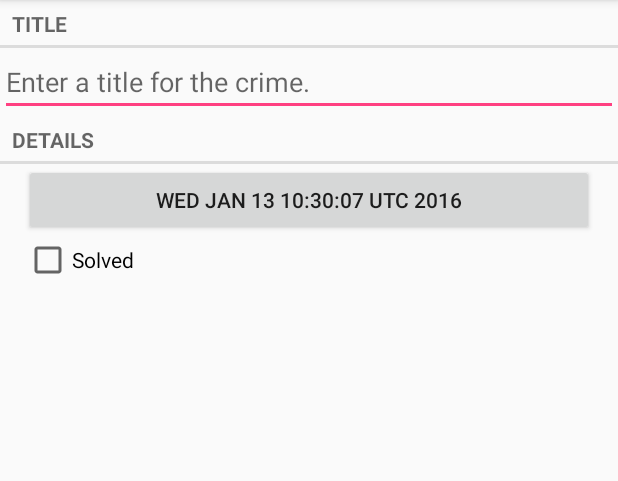
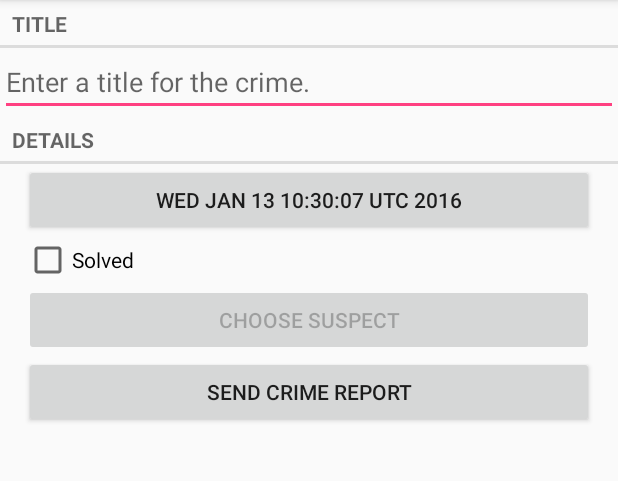
Before and after one commit to junjaytan/android-examples, an Android app: the screen it shows after launch (CrimePagerActivity), after a tap on "New Crime", on a phone screen of 412 x 824 dp, the part 84-565 px from its top. Run offline under Robolectric (Android 15) with nearby library versions, the phone set to English and light mode, and no system bars.

Commit message:
finished Ch 15 about Implicit Intents

```diff
--- a/CriminalIntent/app/src/main/java/criminalintent/android/junjaytan/com/criminalintent/Crime.java
+++ b/CriminalIntent/app/src/main/java/criminalintent/android/junjaytan/com/criminalintent/Crime.java
@@ -14,6 +14,7 @@
     private Date mDate;
 
     private boolean mSolved;
+    private String mSuspect;
 
     public Crime() {
         this(UUID.randomUUID());
@@ -52,4 +53,12 @@
     public void setSolved(boolean solved) {
         mSolved = solved;
     }
+
+    public String getSuspect() {
+        return mSuspect;
+    }
+
+    public void setSuspect(String suspect) {
+        mSuspect = suspect;
+    }
 }
--- a/CriminalIntent/app/src/main/java/criminalintent/android/junjaytan/com/criminalintent/CrimeFragment.java
+++ b/CriminalIntent/app/src/main/java/criminalintent/android/junjaytan/com/criminalintent/CrimeFragment.java
@@ -2,7 +2,11 @@
 
 import android.app.Activity;
 import android.content.Intent;
+import android.content.pm.PackageManager;
+import android.database.Cursor;
+import android.net.Uri;
 import android.os.Bundle;
+import android.provider.ContactsContract;
 import android.support.v4.app.Fragment;
 import android.support.v4.app.FragmentManager;
 import android.text.Editable;
@@ -15,6 +19,7 @@
 import android.widget.EditText;
 import android.widget.CheckBox;
 
+import android.text.format.DateFormat;
 import java.util.Date;
 import java.util.UUID;
 
@@ -25,11 +30,14 @@
     private static final String ARG_CRIME_ID = "crime_id";
     private static final String DIALOG_DATE = "DialogDate";
     private static final int REQUEST_DATE = 0;
+    private static final int REQUEST_CONTACT = 1;
 
     private Crime mCrime;
     private EditText mTitleField;
     private Button mDateButton;
     private CheckBox mSolvedCheckBox;
+    private Button mReportButton;
+    private Button mSuspectButton;
 
     public static CrimeFragment newInstance(UUID crimeId) {
         Bundle args = new Bundle();
@@ -104,6 +112,36 @@
             }
         });
 
+        mReportButton = (Button) v.findViewById(R.id.crime_report);
+        mReportButton.setOnClickListener(new View.OnClickListener() {
+            public void onClick(View v) {
+                Intent i = new Intent(Intent.ACTION_SEND);
+                i.setType("text/plain");
+                i.putExtra(Intent.EXTRA_TEXT, getCrimeReport());
+                i.putExtra(Intent.EXTRA_SUBJECT, getString(R.string.crime_report_subject));
+                i = Intent.createChooser(i, getString(R.string.send_report));
+                startActivity(i);
+            }
+        });
+
+        final Intent pickContact = new Intent(Intent.ACTION_PICK, ContactsContract.Contacts.CONTENT_URI);
+        mSuspectButton = (Button) v.findViewById(R.id.crime_suspect);
+        mSuspectButton.setOnClickListener(new View.OnClickListener() {
+            public void onClick(View v) {
+                startActivityForResult(pickContact, REQUEST_CONTACT);
+            }
+        });
+
+        if (mCrime.getSuspect() != null) {
+            mSuspectButton.setText(mCrime.getSuspect());
+        }
+
+        PackageManager packageManager = getActivity().getPackageManager();
+        if (packageManager.resolveActivity(pickContact,
+                PackageManager.MATCH_DEFAULT_ONLY) == null) {
+            mSuspectButton.setEnabled(false);
+        }
+
         return v;
     }
 
@@ -117,6 +155,33 @@
             Date date = (Date) data.getSerializableExtra(DatePickerFragment.EXTRA_DATE);
             mCrime.setDate(date);
             updateDate();
+        } else if (requestCode == REQUEST_CONTACT && data != null) {
+            Uri contactUri = data.getData();
+            // Specify which fields you want your query to return
+            // values for
+            String[] queryFields = new String[] {
+                    ContactsContract.Contacts.DISPLAY_NAME
+            };
+            // Perform your query - the contactUri is like a "where"
+            // clause here
+            Cursor c = getActivity().getContentResolver()
+                    .query(contactUri, queryFields, null, null, null);
+
+            try {
+                // Double check that you got results
+                if (c.getCount() == 0) {
+                    return;
+                }
+
+                // Pull out the first column of the first row of data
+                // i.e., your suspect's name
+                c.moveToFirst();
+                String suspect = c.getString(0);
+                mCrime.setSuspect(suspect);
+                mSuspectButton.setText(suspect);
+            } finally {
+                 c.close();
+            }
         }
     }
 
@@ -124,4 +189,28 @@
         mDateButton.setText(mCrime.getDate().toString());
     }
 
+    private String getCrimeReport() {
+        String solvedString = null;
+        if (mCrime.isSolved()) {
+            solvedString = getString(R.string.crime_report_solved);
+        } else {
+            solvedString = getString(R.string.crime_report_unsolved);
+        }
+
+        String dateFormat = "EEE, MMM dd";
+        String dateString = DateFormat.format(dateFormat, mCrime.getDate()).toString();
+
+        String suspect = mCrime.getSuspect();
+        if (suspect == null) {
+            suspect = getString(R.string.crime_report_no_suspect);
+        } else {
+            suspect = getString(R.string.crime_report_suspect, suspect);
+        }
+
+        String report = getString(R.string.crime_report, mCrime.getTitle(),
+                                dateString, solvedString, suspect);
+
+        return report;
+    }
+
 }
--- a/CriminalIntent/app/src/main/java/criminalintent/android/junjaytan/com/criminalintent/CrimeLab.java
+++ b/CriminalIntent/app/src/main/java/criminalintent/android/junjaytan/com/criminalintent/CrimeLab.java
@@ -92,6 +92,7 @@
         values.put(CrimeTable.Cols.TITLE, crime.getTitle());
         values.put(CrimeTable.Cols.DATE, crime.getDate().getTime());
         values.put(CrimeTable.Cols.SOLVED, crime.isSolved() ? 1 : 0);
+        values.put(CrimeTable.Cols.SUSPECT, crime.getSuspect());
 
         return values;
     }
--- a/CriminalIntent/app/src/main/java/criminalintent/android/junjaytan/com/criminalintent/database/CrimeBaseHelper.java
+++ b/CriminalIntent/app/src/main/java/criminalintent/android/junjaytan/com/criminalintent/database/CrimeBaseHelper.java
@@ -20,11 +20,12 @@
     @Override
     public void onCreate(SQLiteDatabase db) {
         db.execSQL("create table " + CrimeTable.NAME + "(" +
-        " _id integer primary key autoincrement, " +
-        CrimeTable.Cols.UUID + ", " +
-        CrimeTable.Cols.TITLE + ", " +
-        CrimeTable.Cols.DATE + ", " +
-        CrimeTable.Cols.SOLVED + ")"
+                        " _id integer primary key autoincrement, " +
+                        CrimeTable.Cols.UUID + ", " +
+                        CrimeTable.Cols.TITLE + ", " +
+                        CrimeTable.Cols.DATE + ", " +
+                        CrimeTable.Cols.SOLVED + ", " +
+                        CrimeTable.Cols.SUSPECT + ")"
         );
     }
 
--- a/CriminalIntent/app/src/main/java/criminalintent/android/junjaytan/com/criminalintent/database/CrimeCursorWrapper.java
+++ b/CriminalIntent/app/src/main/java/criminalintent/android/junjaytan/com/criminalintent/database/CrimeCursorWrapper.java
@@ -22,11 +22,13 @@
         String title = getString(getColumnIndex(CrimeTable.Cols.TITLE));
         long date = getLong(getColumnIndex(CrimeTable.Cols.DATE));
         int isSolved = getInt(getColumnIndex(CrimeTable.Cols.SOLVED));
+        String suspect = getString(getColumnIndex(CrimeTable.Cols.SUSPECT));
 
         Crime crime = new Crime(UUID.fromString(uuidString));
         crime.setTitle(title);
         crime.setDate(new Date(date));
         crime.setSolved(isSolved != 0);
+        crime.setSuspect(suspect);
 
         return crime;
     }
--- a/CriminalIntent/app/src/main/java/criminalintent/android/junjaytan/com/criminalintent/database/CrimeDbSchema.java
+++ b/CriminalIntent/app/src/main/java/criminalintent/android/junjaytan/com/criminalintent/database/CrimeDbSchema.java
@@ -12,6 +12,7 @@
             public static final String TITLE = "title";
             public static final String DATE = "date";
             public static final String SOLVED = "solved";
+            public static final String SUSPECT = "suspect";
         }
     }
 
--- /dev/null
+++ b/CriminalIntent/app/src/main/res/layout-land/fragment_crime.xml
@@ -0,0 +1,70 @@
+<?xml version="1.0" encoding="utf-8"?>
+<LinearLayout xmlns:android="http://schemas.android.com/apk/res/android"
+              android:orientation="vertical"
+              android:layout_width="match_parent"
+              android:layout_height="wrap_content">
+
+    <TextView
+        android:layout_width="match_parent"
+        android:layout_height="wrap_content"
+        android:text="@string/crime_title_label"
+        style="?android:listSeparatorTextViewStyle"/>
+
+    <EditText
+        android:id="@+id/crime_title"
+        android:layout_width="match_parent"
+        android:layout_height="wrap_content"
+        android:layout_marginLeft="16dp"
+        android:layout_marginRight="16dp"
+        android:hint="@string/crime_title_hint"/>
+
+    <TextView
+        android:layout_width="match_parent"
+        android:layout_height="wrap_content"
+        android:text="@string/crime_details_label"
+        style="?android:listSeparatorTextViewStyle"/>
+
+    <LinearLayout
+        android:orientation="horizontal"
+        android:layout_width="match_parent"
+        android:layout_height="wrap_content"
+        android:layout_marginLeft="16dp"
+        android:layout_marginRight="16dp">
+
+        <Button
+            android:id="@+id/crime_date"
+            android:layout_width="wrap_content"
+            android:layout_height="wrap_content"
+            android:layout_weight="1"/>
+
+        <CheckBox
+            android:id="@+id/crime_solved"
+            android:layout_width="wrap_content"
+            android:layout_height="wrap_content"
+            android:text="@string/crime_solved_label"
+            android:layout_weight="1"/>
+    </LinearLayout>
+
+    <LinearLayout
+        android:layout_width="match_parent"
+        android:layout_height="wrap_content"
+        android:layout_marginLeft="16dp"
+        android:layout_marginRight="16dp"
+        android:orientation="horizontal">
+
+        <Button
+            android:id="@+id/crime_suspect"
+            android:layout_width="wrap_content"
+            android:layout_height="wrap_content"
+            android:layout_weight="1"
+            android:text="@string/crime_suspect_text"/>
+        <Button
+            android:id="@+id/crime_report"
+            android:layout_width="wrap_content"
+            android:layout_height="wrap_content"
+            android:layout_weight="1"
+            android:text="@string/crime_report_text"/>
+
+    </LinearLayout>
+
+</LinearLayout>
--- a/CriminalIntent/app/src/main/res/layout/fragment_crime.xml
+++ b/CriminalIntent/app/src/main/res/layout/fragment_crime.xml
@@ -32,4 +32,18 @@
         android:layout_marginLeft="16dp"
         android:layout_marginRight="16dp"
         android:text="@string/crime_solved_label"/>
+    <Button
+        android:id="@+id/crime_suspect"
+        android:layout_width="match_parent"
+        android:layout_height="wrap_content"
+        android:layout_marginLeft="16dp"
+        android:layout_marginRight="16dp"
+        android:text="@string/crime_suspect_text"/>
+    <Button
+        android:id="@+id/crime_report"
+        android:layout_width="match_parent"
+        android:layout_height="wrap_content"
+        android:layout_marginLeft="16dp"
+        android:layout_marginRight="16dp"
+        android:text="@string/crime_report_text"/>
 </LinearLayout>
--- a/CriminalIntent/app/src/main/res/values/strings.xml
+++ b/CriminalIntent/app/src/main/res/values/strings.xml
@@ -10,4 +10,15 @@
     <string name="show_subtitle">Show Subtitle</string>
     <string name="hide_subtitle">Hide Subtitle</string>
     <string name="subtitle_format">%1$s crimes</string>
+    <string name="crime_suspect_text">Choose Suspect</string>
+    <string name="crime_report_text">Send Crime Report</string>
+    <string name="crime_report">%1$s!
+        The crime was discovered on %2$s. %3$s, and %4$s
+    </string>
+    <string name="crime_report_solved">The case is solved</string>
+    <string name="crime_report_unsolved">the case is not solved</string>
+    <string name="crime_report_no_suspect">there is no suspect.</string>
+    <string name="crime_report_suspect">the suspect is %s.</string>
+    <string name="crime_report_subject">CriminalIntent Crime Report</string>
+    <string name="send_report">Send crime report via</string>
 </resources>
```
